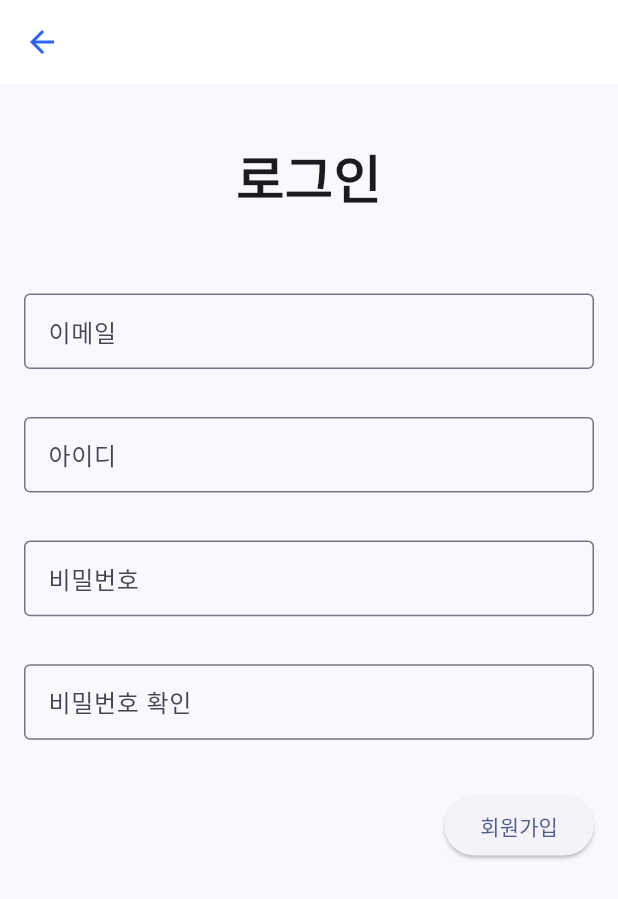
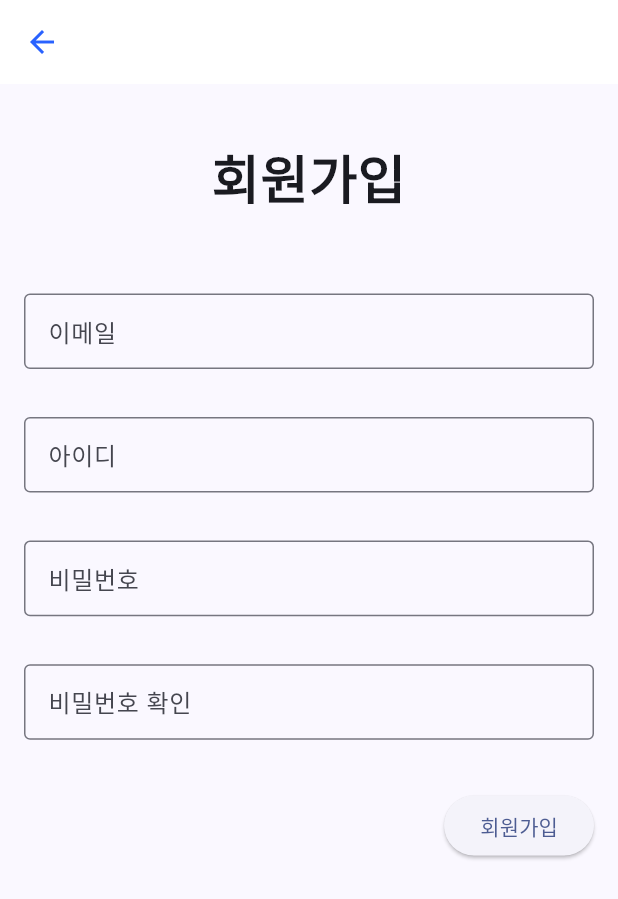
Before and after one commit to hoseCloud/sp1-frontend, a Flutter app: the ScreenRegisterMember screen opened directly, on a phone screen of 412 x 824 dp. Shown: the top 899 px of the screen. Run offline on Flutter 3.47's test engine with Material 2 defaults, Android fonts, the phone set to English and light mode, and no system bars; our stand-ins replace loading_animation_widget, sqflite; accounts and stored records are empty.

Commit message:
Fix typo

```diff
--- a/lib/screen/register_member_005.dart
+++ b/lib/screen/register_member_005.dart
@@ -60,7 +60,7 @@ class _ScreenRegisterMemberState extends State<ScreenRegisterMember> {
         height: screenHeight * 0.15,
         alignment: Alignment.center,
         child: const Text(
-          "로그인",
+          "회원가입",
           textScaleFactor: 2.5,
           style: TextStyle(fontWeight: FontWeight.bold),
         ),
```
